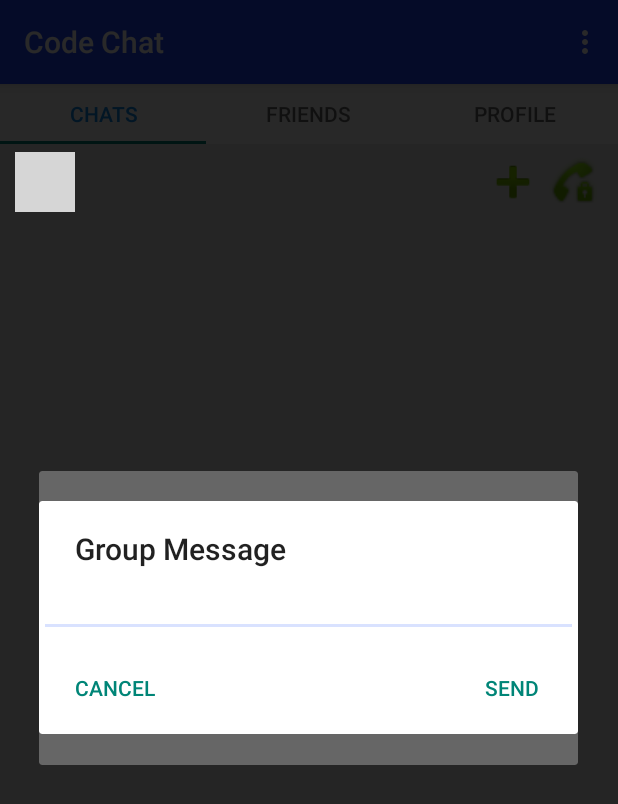
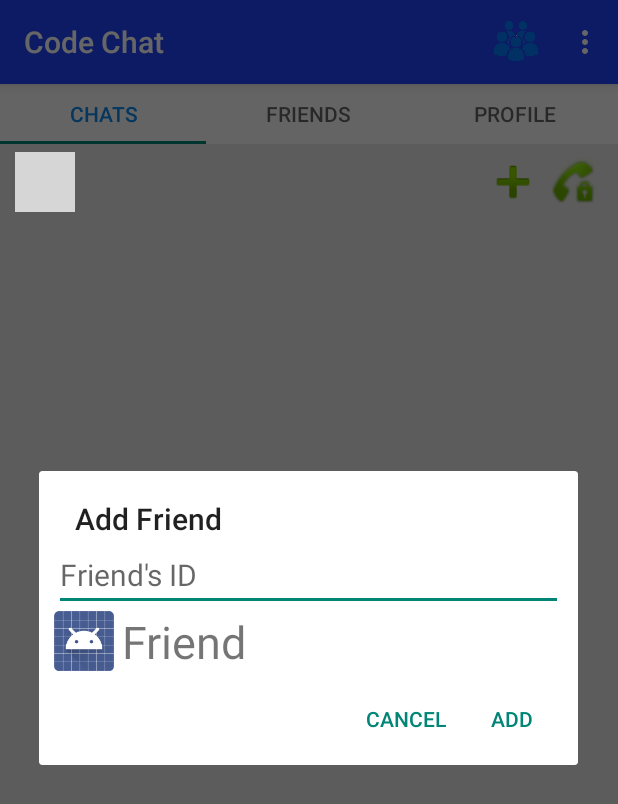
Before and after one commit to Niket-iiitu/Code_Chat, an Android app: the screen it shows after launch once a user with an empty profile is signed in (MainActivity), in the options menu, after a tap on "Add Friend", on a phone screen of 412 x 824 dp. Shown: the top 804 px of the screen. Run offline under Robolectric (Android 15) with nearby library versions, the phone set to English and light mode, and no system bars; our stand-ins replace Firebase (no records; nobody signed in at launch, a user with empty details on screens opened directly); Roboto replaces fonts that are not available here; 8 statements that could not run were skipped; grey boxes are pictures that could not be loaded.

Commit message:
More Fix

```diff
--- a/app/src/main/java/com/example/prototype3/MainActivity.java
+++ b/app/src/main/java/com/example/prototype3/MainActivity.java
@@ -85,11 +85,12 @@ public class MainActivity extends AppCompatActivity {
                 AddFriend friend = new AddFriend();
                 friend.setFriendContext(getApplicationContext());
                 friend.show(getSupportFragmentManager(),"Password Reset Dialog");
-
+                return true;
             case R.id.groupChat:
                 GroupMessage message = new GroupMessage();
                 message.setContext(getApplicationContext());
                 message.show(getSupportFragmentManager(),"Group Message Dialog");
+                return true;
         }
         return false;
     }
--- a/app/src/main/res/menu/menu.xml
+++ b/app/src/main/res/menu/menu.xml
@@ -3,5 +3,5 @@
     xmlns:app="http://schemas.android.com/apk/res-auto">
     <item android:title="Logout" android:id="@+id/logout" app:showAsAction="never"/>
     <item android:title="Add Friend" android:id="@+id/addFriend" app:showAsAction="never"/>
-    <item android:title="Group Chat" android:id="@+id/groupChat"  app:showAsAction="never" android:icon="@drawable/ic_group"/>
+    <item android:title="Group Chat" android:id="@+id/groupChat"  app:showAsAction="always" android:icon="@drawable/ic_group"/>
 </menu>
```
